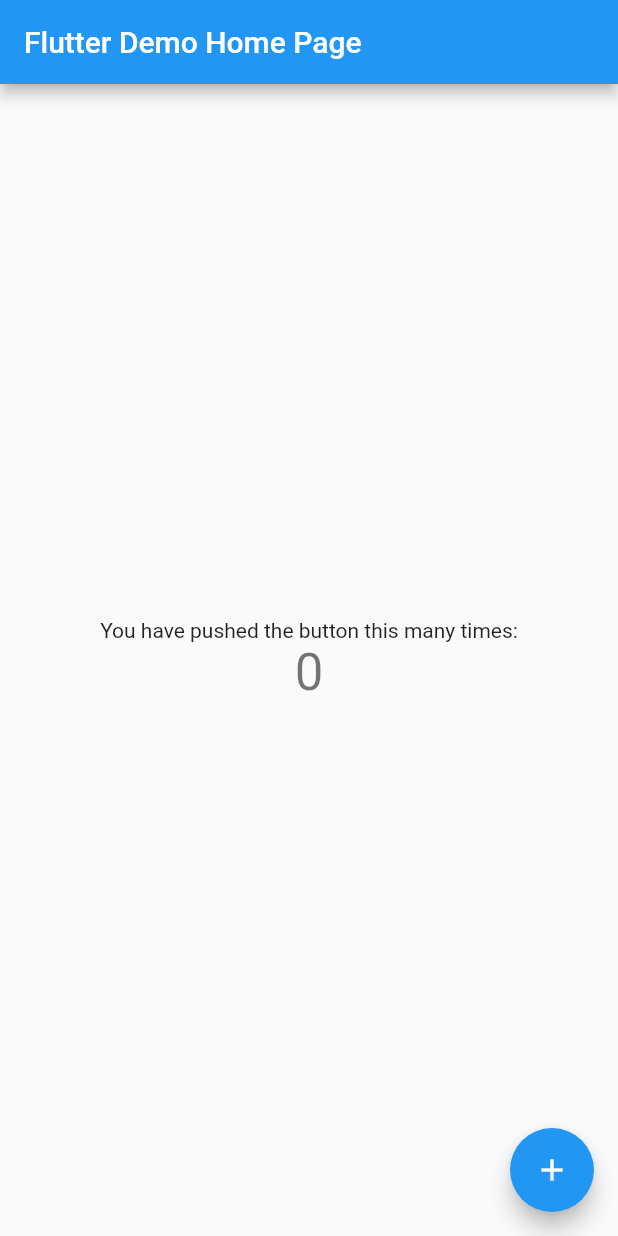
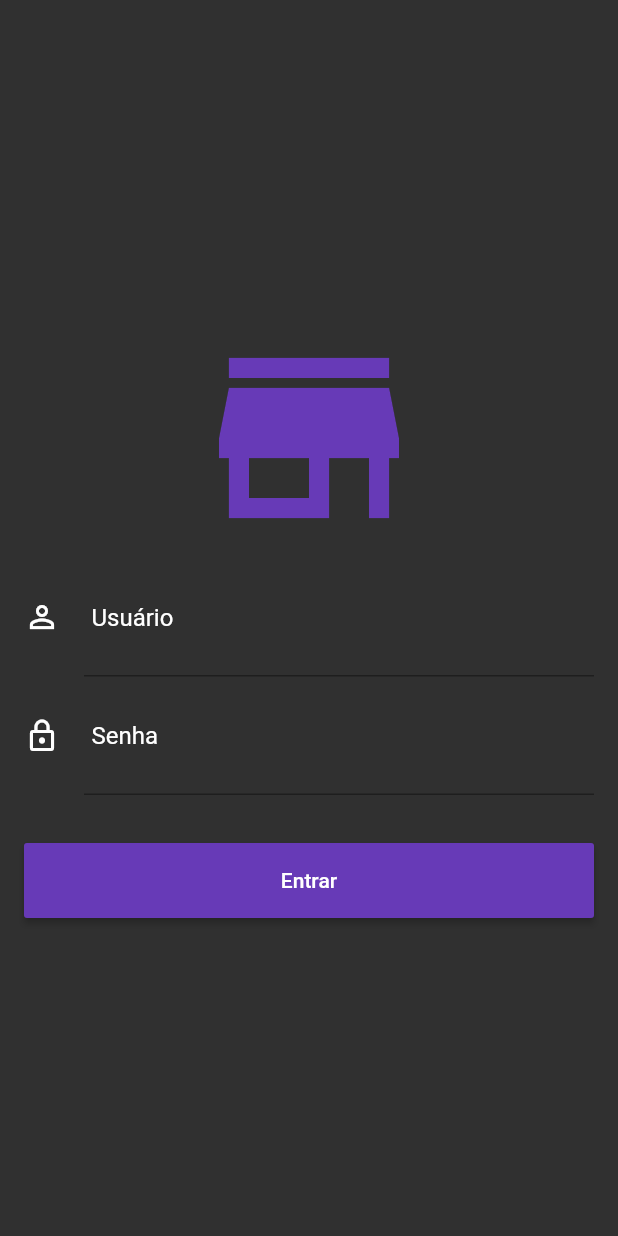
Before and after one commit to KvnBarrios/erp_barriosdelivery, a Flutter app: the screen it shows after launch, on a phone screen of 412 x 824 dp. Run offline on Flutter 3.47's test engine with Material 2 defaults, Android fonts, the phone set to English and light mode, and no system bars.

Commit message:
tela_login
tela de login feita

```diff
--- a/lib/main.dart
+++ b/lib/main.dart
@@ -1,3 +1,4 @@
+import 'package:erpbarriosdelivery/screens/login_screen.dart';
 import 'package:flutter/material.dart';
 
 void main() {
@@ -11,107 +12,15 @@ class MyApp extends StatelessWidget {
     return MaterialApp(
       title: 'Flutter Demo',
       theme: ThemeData(
-        // This is the theme of your application.
-        //
-        // Try running your application with "flutter run". You'll see the
-        // application has a blue toolbar. Then, without quitting the app, try
-        // changing the primarySwatch below to Colors.green and then invoke
-        // "hot reload" (press "r" in the console where you ran "flutter run",
-        // or simply save your changes to "hot reload" in a Flutter IDE).
-        // Notice that the counter didn't reset back to zero; the application
-        // is not restarted.
-        primarySwatch: Colors.blue,
+
+        primarySwatch: Colors.deepPurple,
         // This makes the visual density adapt to the platform that you run
         // the app on. For desktop platforms, the controls will be smaller and
         // closer together (more dense) than on mobile platforms.
         visualDensity: VisualDensity.adaptivePlatformDensity,
       ),
-      home: MyHomePage(title: 'Flutter Demo Home Page'),
+      debugShowCheckedModeBanner: false,
+      home:LoginScreen(),
     );
   }
 }
-
-class MyHomePage extends StatefulWidget {
-  MyHomePage({Key key, this.title}) : super(key: key);
-
-  // This widget is the home page of your application. It is stateful, meaning
-  // that it has a State object (defined below) that contains fields that affect
-  // how it looks.
-
-  // This class is the configuration for the state. It holds the values (in this
-  // case the title) provided by the parent (in this case the App widget) and
-  // used by the build method of the State. Fields in a Widget subclass are
-  // always marked "final".
-
-  final String title;
-
-  @override
-  _MyHomePageState createState() => _MyHomePageState();
-}
-
-class _MyHomePageState extends State<MyHomePage> {
-  int _counter = 0;
-
-  void _incrementCounter() {
-    setState(() {
-      // This call to setState tells the Flutter framework that something has
-      // changed in this State, which causes it to rerun the build method below
-      // so that the display can reflect the updated values. If we changed
-      // _counter without calling setState(), then the build method would not be
-      // called again, and so nothing would appear to happen.
-      _counter++;
-    });
-  }
-
-  @override
-  Widget build(BuildContext context) {
-    // This method is rerun every time setState is called, for instance as done
-    // by the _incrementCounter method above.
-    //
-    // The Flutter framework has been optimized to make rerunning build methods
-    // fast, so that you can just rebuild anything that needs updating rather
-    // than having to individually change instances of widgets.
-    return Scaffold(
-      appBar: AppBar(
-        // Here we take the value from the MyHomePage object that was created by
-        // the App.build method, and use it to set our appbar title.
-        title: Text(widget.title),
-      ),
-      body: Center(
-        // Center is a layout widget. It takes a single child and positions it
-        // in the middle of the parent.
-        child: Column(
-          // Column is also a layout widget. It takes a list of children and
-          // arranges them vertically. By default, it sizes itself to fit its
-          // children horizontally, and tries to be as tall as its parent.
-          //
-          // Invoke "debug painting" (press "p" in the console, choose the
-          // "Toggle Debug Paint" action from the Flutter Inspector in Android
-          // Studio, or the "Toggle Debug Paint" command in Visual Studio Code)
-          // to see the wireframe for each widget.
-          //
-          // Column has various properties to control how it sizes itself and
-          // how it positions its children. Here we use mainAxisAlignment to
-          // center the children vertically; the main axis here is the vertical
-          // axis because Columns are vertical (the cross axis would be
-          // horizontal).
-          mainAxisAlignment: MainAxisAlignment.center,
-          children: <Widget>[
-            Text(
-              'You have pushed the button this many times:',
-            ),
-            Text(
-              '$_counter',
-              style: Theme.of(context).textTheme.headline4,
-            ),
-          ],
-        ),
-      ),
-      floatingActionButton: FloatingActionButton(
-        onPressed: _incrementCounter,
-        tooltip: 'Increment',
-        child: Icon(Icons.add),
-      ), // This trailing comma makes auto-formatting nicer for build methods.
-    );
-  }
-}
--- /dev/null
+++ b/lib/screens/login_screen.dart
@@ -0,0 +1,59 @@
+import 'package:erpbarriosdelivery/widgets/input_field.dart';
+import 'package:flutter/material.dart';
+
+class LoginScreen extends StatefulWidget {
+  @override
+  _LoginScreenState createState() => _LoginScreenState();
+}
+
+class _LoginScreenState extends State<LoginScreen> {
+  @override
+  Widget build(BuildContext context) {
+    return Scaffold(
+      backgroundColor: Colors.grey[850],
+      body: Stack(
+        alignment: Alignment.center,
+        children: <Widget>[
+          Container(),
+          SingleChildScrollView(
+            child: Container(
+              margin: EdgeInsets.all(16),
+              child: Column(
+                crossAxisAlignment: CrossAxisAlignment.stretch,
+                children: <Widget>[
+                  Icon(
+                    Icons.store_mall_directory,
+                    color: Colors.deepPurple,
+                    size: 160,
+                  ),
+                  InputField(
+                    icon: Icons.person_outline,
+                    hint:"Usuário",
+                    obscure: false,
+                  ),
+                  InputField(
+                    icon: Icons.lock_outline,
+                    hint:"Senha",
+                    obscure: true,
+                  ),
+                  SizedBox(
+                    height: 32,
+                  ),
+                  SizedBox(
+                    height: 50,
+                    child: RaisedButton(
+                      color: Colors.deepPurple,
+                      child: Text("Entrar"),
+                      onPressed: (){},
+                      textColor: Colors.white,
+                    ),
+                  ),
+                ],
+              ),
+            )
+          ),
+        ],
+      ),
+    );
+  }
+}
--- /dev/null
+++ b/lib/widgets/input_field.dart
@@ -0,0 +1,32 @@
+import 'package:flutter/material.dart';
+
+class InputField extends StatelessWidget {
+
+  final IconData icon;
+  final String hint;
+  final bool obscure;
+
+  InputField({this.icon,this.hint,this.obscure});
+
+  @override
+  Widget build(BuildContext context) {
+    return TextField(
+      decoration: InputDecoration(
+        icon: Icon(icon, color: Colors.white,),
+        hintText: hint,
+        hintStyle: TextStyle(color: Colors.white),
+        focusedBorder: UnderlineInputBorder(
+          borderSide: BorderSide(color: Colors.deepPurple)
+        ),
+        contentPadding: EdgeInsets.only(
+          left: 5,
+          right: 30,
+          bottom: 30,
+          top: 30
+        )
+      ),
+      style: TextStyle(color: Colors.white),
+      obscureText: obscure,
+    );
+  }
+}
```
Also changed, not shown: 3 other files.
